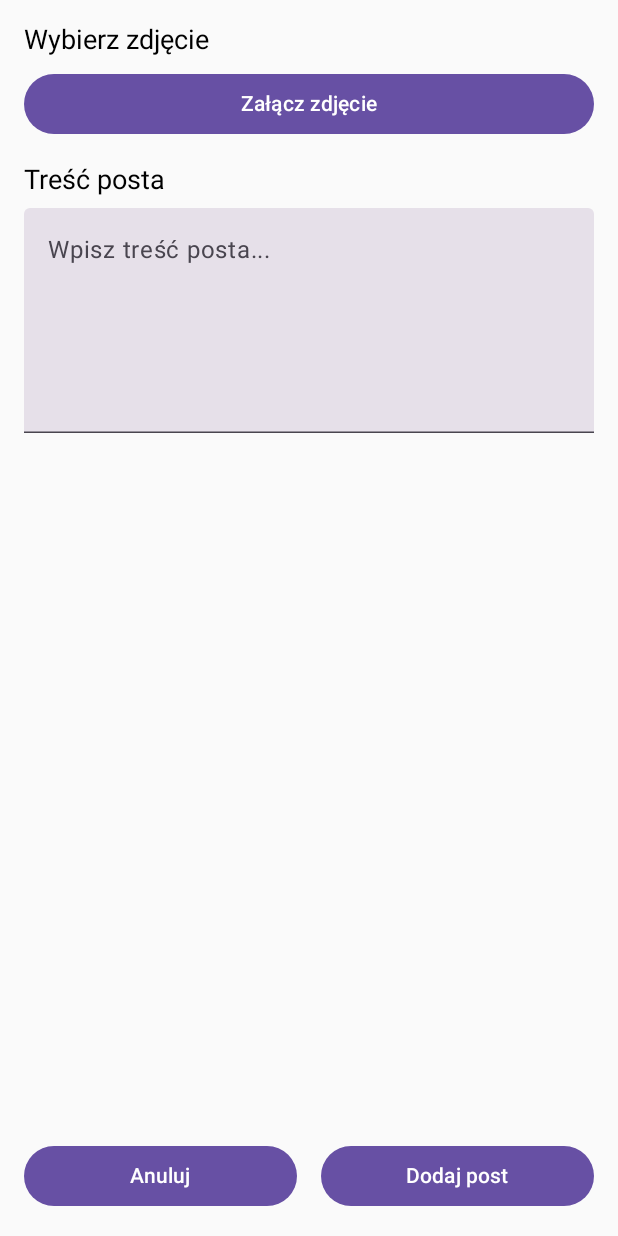
After one commit to SelfishCrayfish/CommBid_app, an Android app built with Jetpack Compose: the CreatePostActivity screen opened directly, with no data from a screen before it, on a phone screen of 412 x 824 dp. The commit adds this screen. Run offline under Robolectric (Android 15) with nearby library versions, the phone set to English and light mode, and no system bars; pictures from the network do not load.

Commit message:
Can add posts

```diff
--- /dev/null
+++ b/app/src/main/java/com/example/commbidapp/CreatePostActivity.kt
@@ -0,0 +1,29 @@
+package com.example.commbidapp
+
+import android.content.Intent
+import android.os.Bundle
+import androidx.activity.ComponentActivity
+import androidx.activity.compose.setContent
+import com.example.commbidapp.ui.theme.CreatePostScreen
+import com.example.commbidapp.ui.theme.PagerScreen
+
+class CreatePostActivity : ComponentActivity() {
+    override fun onCreate(savedInstanceState: Bundle?) {
+        super.onCreate(savedInstanceState)
+        setContent {
+            CreatePostScreen(
+                onPostAdded = { postContent, imageUri ->
+                    val message = "Tutaj chyba jakas backendowa logika"
+                    setContent {
+                        PagerScreen(pageNumber = 1)
+                    }
+                },
+                onCancel = {
+                    setContent {
+                        PagerScreen(pageNumber = 1)
+                    }
+                }
+            )
+        }
+    }
+}
--- a/app/src/main/java/com/example/commbidapp/LoginActivity.kt
+++ b/app/src/main/java/com/example/commbidapp/LoginActivity.kt
@@ -66,7 +66,7 @@ class LoginActivity : ComponentActivity() {
 
                         // Navigate to the next screen
                         setContent {
-                            PagerScreen()
+                            PagerScreen(pageNumber = 0)
                         }
                     } else {
                         Toast.makeText(this@LoginActivity, "Failed to retrieve token!", Toast.LENGTH_SHORT).show()
--- a/app/src/main/java/com/example/commbidapp/UserProfileActivity.kt
+++ b/app/src/main/java/com/example/commbidapp/UserProfileActivity.kt
@@ -1,5 +1,6 @@
 package com.example.commbidapp
 
+import android.content.Intent
 import android.os.Bundle
 import androidx.activity.ComponentActivity
 import androidx.activity.compose.setContent
--- /dev/null
+++ b/app/src/main/java/com/example/commbidapp/ui/theme/CreatePostScreen.kt
@@ -0,0 +1,114 @@
+package com.example.commbidapp.ui.theme
+
+import android.net.Uri
+import android.widget.Toast
+import androidx.activity.compose.rememberLauncherForActivityResult
+import androidx.activity.result.contract.ActivityResultContracts
+import androidx.compose.foundation.layout.*
+import androidx.compose.material3.Button
+import androidx.compose.material3.Text
+import androidx.compose.material3.TextField
+import androidx.compose.runtime.*
+import androidx.compose.ui.Alignment
+import androidx.compose.ui.Modifier
+import androidx.compose.ui.platform.LocalContext
+import androidx.compose.ui.text.input.TextFieldValue
+import androidx.compose.ui.unit.dp
+import androidx.compose.ui.unit.sp
+import coil3.compose.AsyncImage
+import coil3.request.ImageRequest
+import coil3.request.crossfade
+
+@Composable
+fun CreatePostScreen(onPostAdded: (String, Uri?) -> Unit, onCancel: () -> Unit) {
+    val context = LocalContext.current
+    var postText by remember { mutableStateOf(TextFieldValue("")) }
+    var selectedImageUri by remember { mutableStateOf<Uri?>(null) }
+
+    val imagePickerLauncher = rememberLauncherForActivityResult(
+        contract = ActivityResultContracts.GetContent()
+    ) { uri: Uri? ->
+        selectedImageUri = uri
+    }
+
+    Column(
+        modifier = Modifier
+            .fillMaxSize()
+            .padding(16.dp),
+        verticalArrangement = Arrangement.SpaceBetween
+    ) {
+        Column {
+            Text(
+                text = "Wybierz zdjęcie",
+                fontSize = 18.sp,
+                modifier = Modifier.padding(bottom = 8.dp)
+            )
+            Button(
+                onClick = { imagePickerLauncher.launch("image/*") },
+                modifier = Modifier.fillMaxWidth()
+            ) {
+                Text("Załącz zdjęcie")
+            }
+
+            selectedImageUri?.let { uri ->
+                Spacer(modifier = Modifier.height(16.dp))
+                AsyncImage(
+                    model = ImageRequest.Builder(context)
+                        .data(uri)
+                        .crossfade(true)
+                        .build(),
+                    contentDescription = "Podgląd załączonego zdjęcia",
+                    modifier = Modifier
+                        .fillMaxWidth()
+                        .height(200.dp)
+                        .align(Alignment.CenterHorizontally)
+                )
+            }
+
+            Spacer(modifier = Modifier.height(16.dp))
+            Text(
+                text = "Treść posta",
+                fontSize = 18.sp,
+                modifier = Modifier.padding(bottom = 8.dp)
+            )
+            TextField(
+                value = postText,
+                onValueChange = { if (it.text.length <= 140) postText = it },
+                modifier = Modifier
+                    .fillMaxWidth()
+                    .height(150.dp),
+                placeholder = { Text("Wpisz treść posta...") },
+                maxLines = 5
+            )
+        }
+
+        Row(
+            modifier = Modifier.fillMaxWidth(),
+            horizontalArrangement = Arrangement.SpaceBetween
+        ) {
+            Button(
+                onClick = onCancel,
+                modifier = Modifier.weight(1f)
+            ) {
+                Text("Anuluj")
+            }
+            Spacer(modifier = Modifier.width(16.dp))
+            Button(
+                onClick = {
+                    if (postText.text.isNotBlank()) {
+                        onPostAdded(postText.text, selectedImageUri)
+                    } else {
+                        Toast.makeText(
+                            context,
+                            "Treść posta nie może być pusta",
+                            Toast.LENGTH_SHORT
+                        ).show()
+                    }
+                },
+                modifier = Modifier.weight(1f)
+            ) {
+                Text("Dodaj post")
+            }
+        }
+    }
+}
--- a/app/src/main/res/values/strings.xml
+++ b/app/src/main/res/values/strings.xml
@@ -36,4 +36,5 @@
     <string name="your_description">Your description…</string>
     <string name="username_string">Username</string>
     <string name="title_activity_wall" translatable="false">WallActivity</string>
+    <string name="title_activity_create_post">CreatePostActivity</string>
 </resources>
```
Also changed, not shown: app/src/main/AndroidManifest.xml (+6 -1 lines), app/src/main/java/com/example/commbidapp/ui/theme/LoginScreen.kt (+17 -17 lines), app/src/main/java/com/example/commbidapp/ui/theme/PagerScreen.kt (+8 -7 lines), app/src/main/java/com/example/commbidapp/ui/theme/RegisterScreen.kt (+12 -0 lines), app/src/main/java/com/example/commbidapp/ui/theme/UserProfileScreen.kt (+8 -1 lines).
